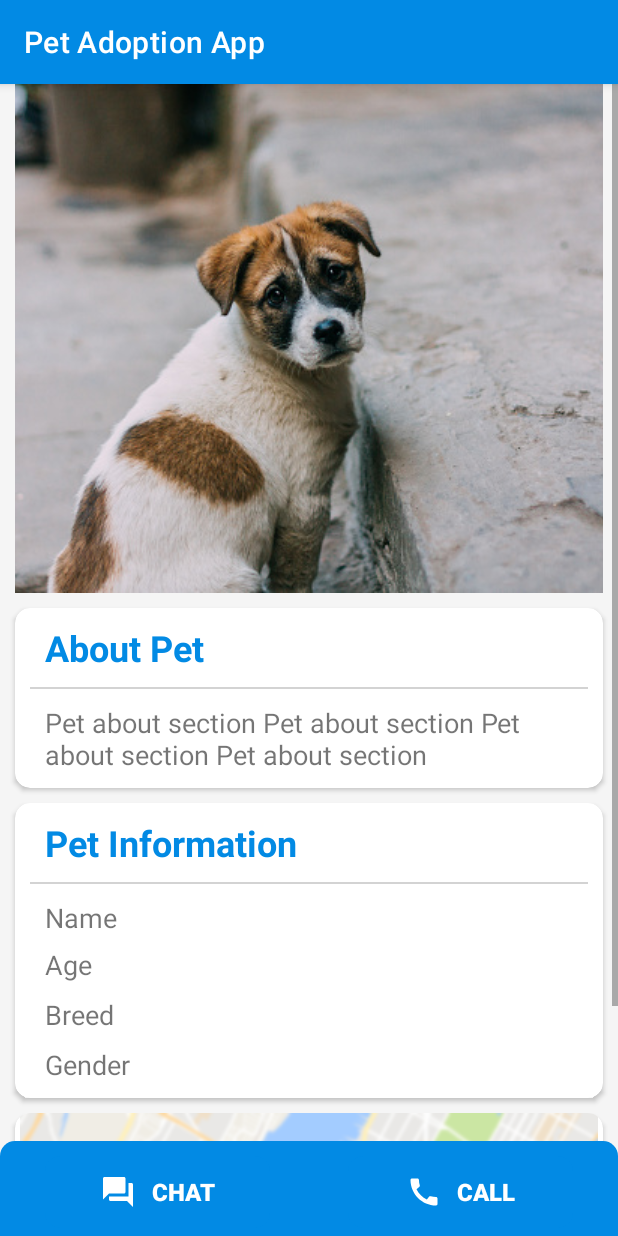
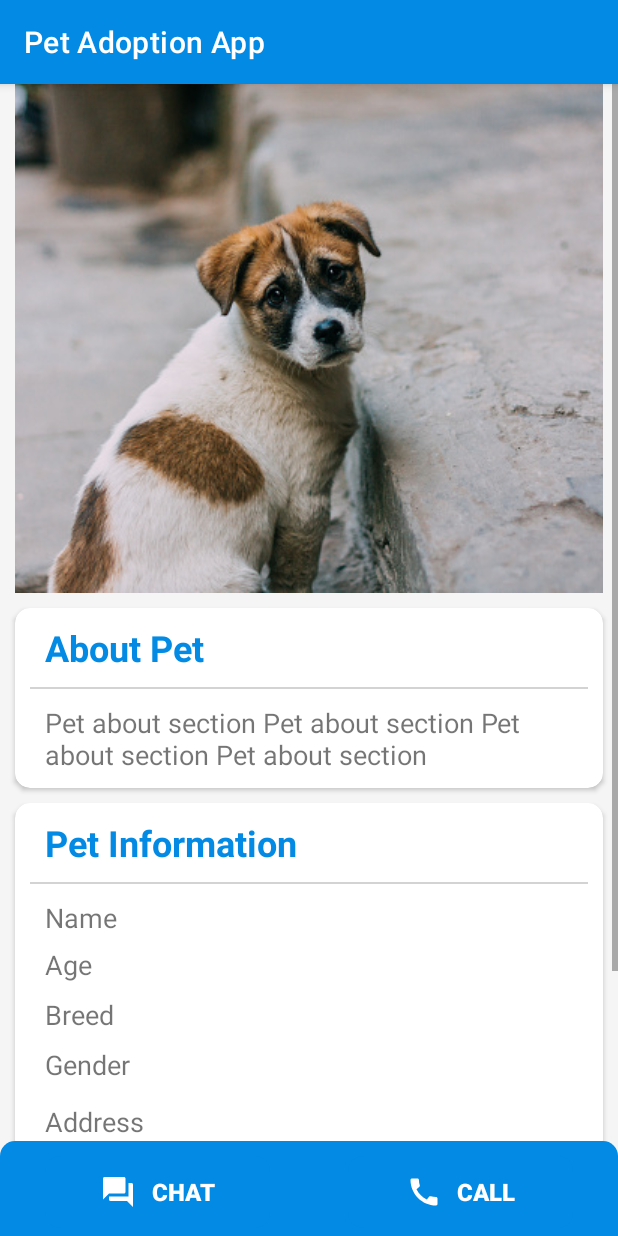
Before and after one commit to Pet-Adoption-App/Pet-Adoption-App, an Android app: the ViewPets screen opened directly, with no data from a screen before it, on a phone screen of 412 x 824 dp. Run offline under Robolectric (Android 15) with nearby library versions, the phone set to English and light mode, and no system bars.

Commit message:
activity_view_pets.xml updated

```diff
--- a/app/src/main/res/layout/activity_view_pets.xml
+++ b/app/src/main/res/layout/activity_view_pets.xml
@@ -161,6 +161,17 @@
                         android:text="Gender"
                         android:textSize="18sp" />
 
+                    <TextView
+                        android:id="@+id/tvPetAddressViewPets"
+                        android:layout_width="match_parent"
+                        android:layout_height="wrap_content"
+                        android:paddingStart="20dp"
+                        android:paddingTop="3dp"
+                        android:paddingEnd="20dp"
+                        android:paddingBottom="10dp"
+                        android:text="Address"
+                        android:textSize="18sp" />
+
                 </LinearLayout>
 
             </androidx.cardview.widget.CardView>
```
